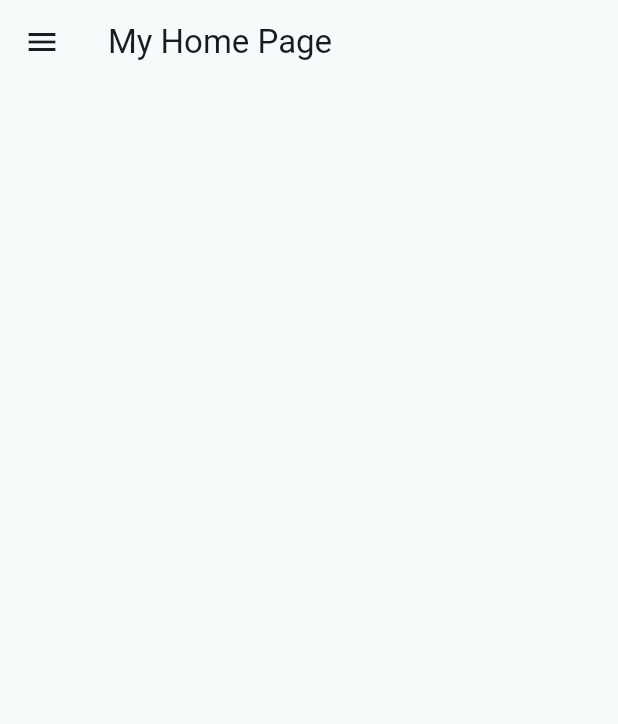
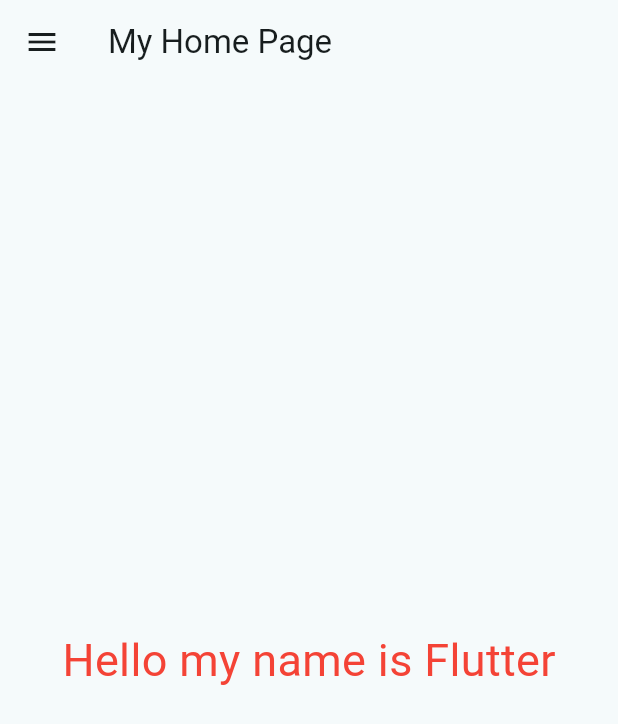
Before and after one commit to noptech85/android01, a Flutter app: the screen it shows after launch, on a phone screen of 412 x 824 dp. Shown: the top 724 px of the screen. Run offline on Flutter 3.47's test engine with Material 3 defaults, Android fonts, the phone set to English and light mode, and no system bars.

Commit message:
AndroidApp-V2

```diff
--- a/lib/my_home_page.dart
+++ b/lib/my_home_page.dart
@@ -7,11 +7,13 @@ class MyHomePage  extends StatelessWidget {
   @override
   Widget build(BuildContext context) {
     return Scaffold(
-      drawer: Drawer(),
-      appBar: AppBar(
-        title: Text('My Home Page'),
-
+      drawer: Drawer(
+        child: Text("My Drawer"),
       ),
+      appBar: AppBar(title: Text('My Home Page')),
+        body: Center(
+          child: Text("Hello my name is Flutter",style:TextStyle(fontSize: 30,color: Colors.red)),
+        ),
     );
   }
 }
```
